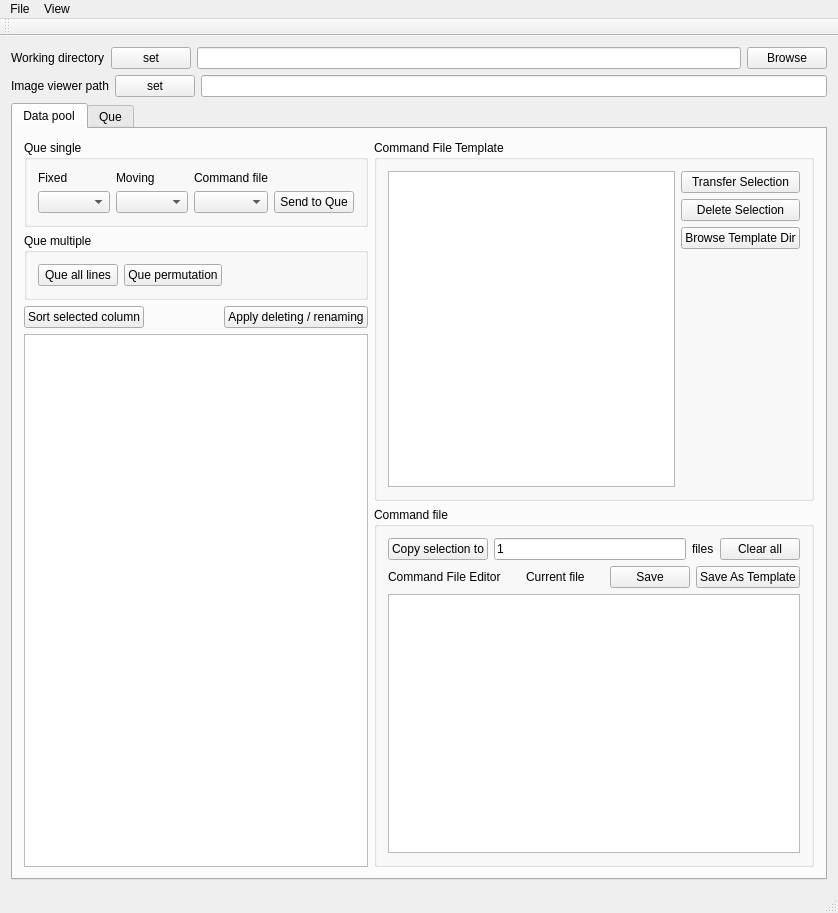
The window that src/plastimatch/standalone/register_gui.ui (simonoxen/plastimatch) describes before a commit, drawn with Qt 5.
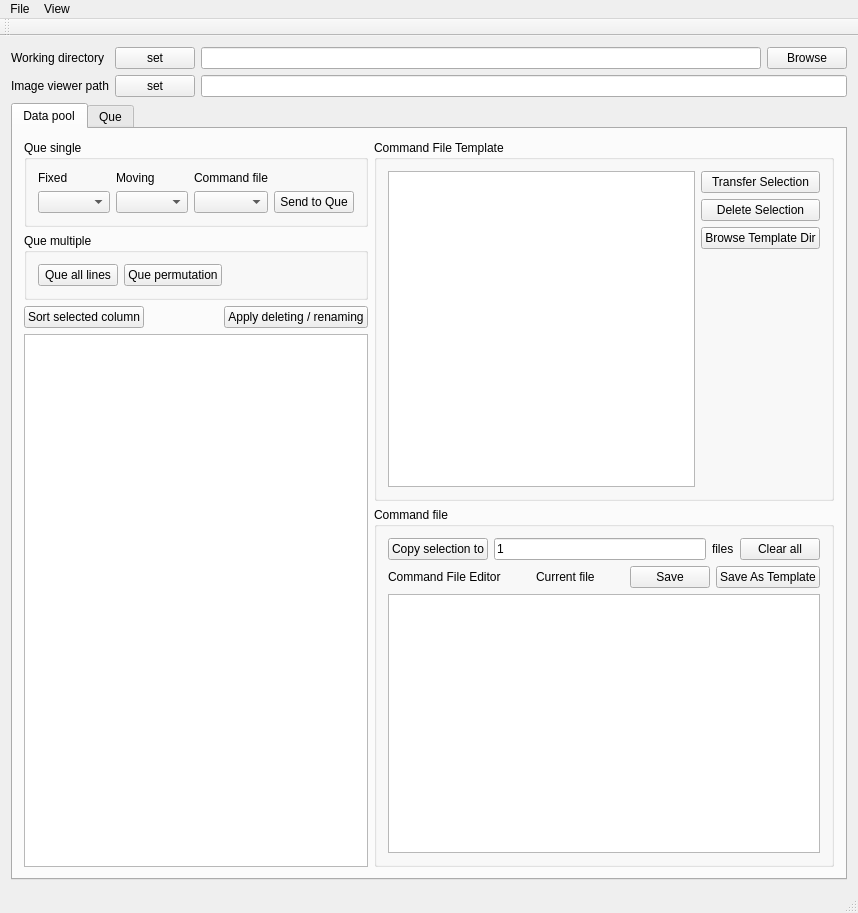
The same window after the commit.

Commit message: Regularize layout of widgets in register_gui

```diff
--- a/src/plastimatch/standalone/register_gui.ui
+++ b/src/plastimatch/standalone/register_gui.ui
@@ -6,7 +6,7 @@
    <rect>
     <x>0</x>
     <y>0</y>
-    <width>838</width>
+    <width>858</width>
     <height>913</height>
    </rect>
   </property>
@@ -16,42 +16,23 @@
   <widget class="QWidget" name="centralWidget">
    <layout class="QVBoxLayout" name="verticalLayout">
     <item>
-     <layout class="QHBoxLayout" name="horizontalLayout">
-      <item>
+     <layout class="QFormLayout" name="formLayout">
+      <item row="0" column="0">
        <widget class="QLabel" name="label_9">
         <property name="text">
          <string>Working directory</string>
         </property>
        </widget>
       </item>
-      <item>
-       <widget class="QPushButton" name="pushButton_SetDefaultDir">
-        <property name="text">
-         <string>set</string>
-        </property>
-       </widget>
-      </item>
-      <item>
-       <widget class="QLineEdit" name="lineEditDefaultDirPath"/>
-      </item>
-      <item>
-       <widget class="QPushButton" name="pushButtonBrowseWorkingDir">
-        <property name="text">
-         <string>Browse</string>
-        </property>
-       </widget>
-      </item>
-     </layout>
-    </item>
-    <item>
-     <layout class="QHBoxLayout" name="horizontalLayout_10">
-      <item>
+      <item row="1" column="0">
        <widget class="QLabel" name="label_12">
         <property name="text">
          <string>Image viewer path</string>
         </property>
        </widget>
       </item>
+      <item row="1" column="1">
+       <layout class="QHBoxLayout" name="horizontalLayout_11">
       <item>
        <widget class="QPushButton" name="pushButton_SetViewerPath">
         <property name="text">
@@ -64,6 +45,29 @@
       </item>
      </layout>
     </item>
+      <item row="0" column="1">
+       <layout class="QHBoxLayout" name="horizontalLayout_13">
+        <item>
+         <widget class="QPushButton" name="pushButton_SetDefaultDir">
+          <property name="text">
+           <string>set</string>
+          </property>
+         </widget>
+        </item>
+        <item>
+         <widget class="QLineEdit" name="lineEditDefaultDirPath"/>
+        </item>
+        <item>
+         <widget class="QPushButton" name="pushButtonBrowseWorkingDir">
+          <property name="text">
+           <string>Browse</string>
+          </property>
+         </widget>
+        </item>
+       </layout>
+      </item>
+     </layout>
+    </item>
     <item>
      <layout class="QVBoxLayout" name="verticalLayout_2">
       <item>
@@ -581,8 +585,8 @@
     <rect>
      <x>0</x>
      <y>0</y>
-     <width>838</width>
-     <height>21</height>
+     <width>858</width>
+     <height>19</height>
     </rect>
    </property>
    <widget class="QMenu" name="menuView">
```
Lines whose indentation alone changed are shown as unchanged.
